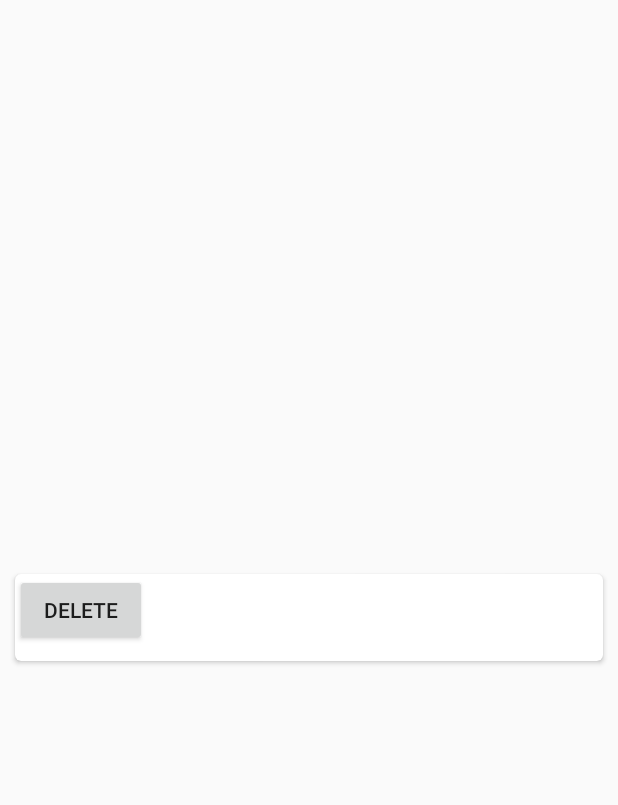
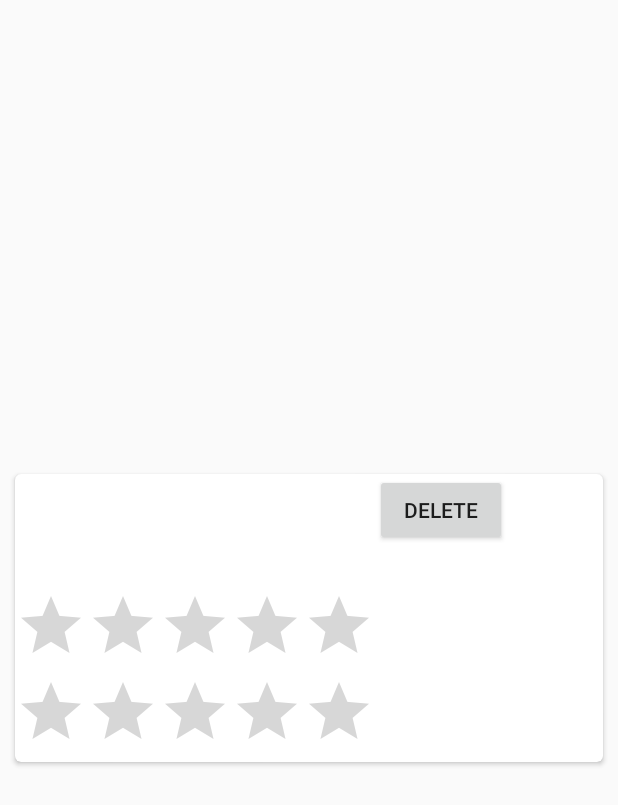
Before and after one commit to abbyschantz/RestaurantApp, an Android app: the layout row_post.xml on its own in the app's theme, with its tools: preview values and no code run, on a phone screen of 412 x 824 dp. Shown: the top 805 px of the screen. Run offline under Robolectric (Android 15) with nearby library versions, the phone set to English and light mode, and no system bars.

Commit message:
rating bars

```diff
--- a/app/src/main/res/layout/row_post.xml
+++ b/app/src/main/res/layout/row_post.xml
@@ -32,6 +32,11 @@
                     android:layout_height="wrap_content" />
 
                 <TextView
+                    android:id="@+id/tvPlace"
+                    android:layout_width="wrap_content"
+                    android:layout_height="wrap_content" />
+
+                <TextView
                     android:id="@+id/tvTitle"
                     android:layout_width="wrap_content"
                     android:layout_height="wrap_content"
@@ -42,12 +47,25 @@
                     android:layout_width="wrap_content"
                     android:layout_height="wrap_content" />
 
+                <RatingBar
+                    android:id="@+id/userRatingBar"
+                    android:layout_width="wrap_content"
+                    android:layout_height="wrap_content"
+                    android:rating="0.0"/>
+
+                <RatingBar
+                    android:id="@+id/googleRatingBar"
+                    android:layout_width="wrap_content"
+                    android:layout_height="wrap_content"
+                    android:rating="0.0"/>
+
             </LinearLayout>
 
             <Button
                 android:id="@+id/btnDelete"
                 android:layout_width="wrap_content"
                 android:layout_height="wrap_content"
+                android:layout_gravity="right"
                 android:text="Delete"/>
         </LinearLayout>
 
```
Also changed, not shown: app/src/main/java/aschantz/restaurantapp/CreatePostActivity.java (+63 -9 lines), app/src/main/java/aschantz/restaurantapp/PostsAdapter.java (+14 -0 lines), app/src/main/java/aschantz/restaurantapp/model/Post.java (+35 -1 lines), app/src/main/res/layout/activity_create_post.xml (+26 -0 lines), app/src/main/res/values/strings.xml (+8 -0 lines).
